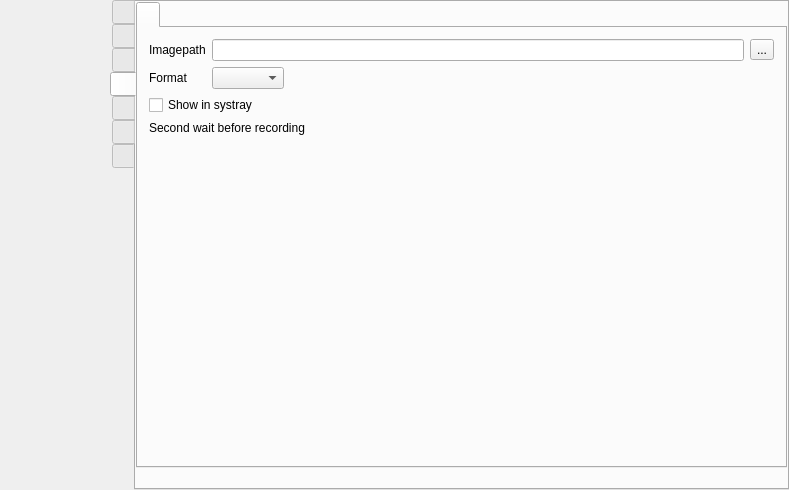
Qt form src/formMainWindow.ui (vkohaupt/vokoscreenNG) before a commit.
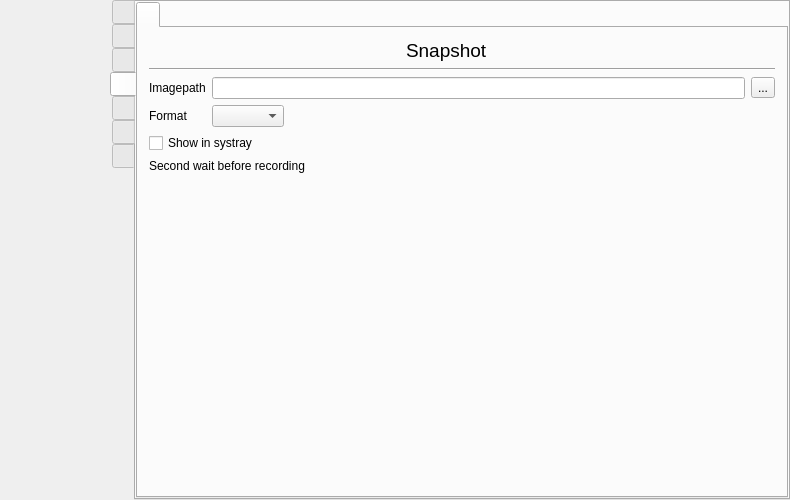
The same form after that commit. The open tabs and pages were chosen to show the change. Icons and pictures are not drawn.

What changed in the file:
```diff
--- a/src/formMainWindow.ui
+++ b/src/formMainWindow.ui
@@ -6,8 +6,8 @@
    <rect>
     <x>0</x>
     <y>0</y>
-    <width>789</width>
-    <height>490</height>
+    <width>790</width>
+    <height>500</height>
    </rect>
   </property>
   <property name="windowTitle">
@@ -4028,14 +4028,14 @@
              <layout class="QVBoxLayout" name="verticalLayout_37">
               <item>
                <layout class="QGridLayout" name="gridLayout_10">
-                <item row="0" column="2">
-                 <widget class="QToolButton" name="toolButtonSnapshotImagePath">
+                <item row="4" column="0" colspan="2">
+                 <widget class="QCheckBox" name="checkBoxSnapshotShowBallonInSystray">
                   <property name="text">
-                   <string notr="true">...</string>
+                   <string>Show in systray</string>
                   </property>
                  </widget>
                 </item>
-                <item row="4" column="1">
+                <item row="6" column="1">
                  <spacer name="verticalSpacer">
                   <property name="orientation">
                    <enum>Qt::Vertical</enum>
@@ -4051,32 +4051,40 @@
                   </property>
                  </spacer>
                 </item>
-                <item row="0" column="1">
-                 <widget class="QLineEdit" name="lineEditSnapshotImagePath">
-                  <property name="readOnly">
-                   <bool>true</bool>
+                <item row="0" column="0" colspan="2" alignment="Qt::AlignHCenter">
+                 <widget class="QLabel" name="label_60">
+                  <property name="font">
+                   <font>
+                    <pointsize>14</pointsize>
+                   </font>
                   </property>
-                 </widget>
-                </item>
-                <item row="3" column="0" colspan="2">
-                 <layout class="QHBoxLayout" name="horizontalLayout_59">
-                  <item>
-                   <widget class="QLabel" name="label_59">
                     <property name="text">
-                     <string>Second wait before recording</string>
+                   <string notr="true">Snapshot</string>
                     </property>
                    </widget>
                   </item>
-                 </layout>
-                </item>
-                <item row="0" column="0">
+                <item row="2" column="0">
                  <widget class="QLabel" name="label_56">
                   <property name="text">
                    <string>Imagepath</string>
                   </property>
                  </widget>
                 </item>
-                <item row="1" column="1">
+                <item row="2" column="2">
+                 <widget class="QToolButton" name="toolButtonSnapshotImagePath">
+                  <property name="text">
+                   <string notr="true">...</string>
+                  </property>
+                 </widget>
+                </item>
+                <item row="2" column="1">
+                 <widget class="QLineEdit" name="lineEditSnapshotImagePath">
+                  <property name="readOnly">
+                   <bool>true</bool>
+                  </property>
+                 </widget>
+                </item>
+                <item row="3" column="1">
                  <layout class="QHBoxLayout" name="horizontalLayout_44">
                   <item>
                    <widget class="QComboBox" name="comboBoxSnapshotImageFormats"/>
@@ -4096,17 +4104,28 @@
                   </item>
                  </layout>
                 </item>
-                <item row="1" column="0">
+                <item row="3" column="0">
                  <widget class="QLabel" name="label_57">
                   <property name="text">
                    <string>Format</string>
                   </property>
                  </widget>
                 </item>
-                <item row="2" column="0" colspan="2">
-                 <widget class="QCheckBox" name="checkBoxSnapshotShowBallonInSystray">
+                <item row="5" column="0" colspan="2">
+                 <layout class="QHBoxLayout" name="horizontalLayout_59">
+                  <item>
+                   <widget class="QLabel" name="label_59">
                   <property name="text">
-                   <string>Show in systray</string>
+                     <string>Second wait before recording</string>
+                    </property>
+                   </widget>
+                  </item>
+                 </layout>
+                </item>
+                <item row="1" column="0" colspan="3">
+                 <widget class="Line" name="line_2">
+                  <property name="orientation">
+                   <enum>Qt::Horizontal</enum>
                   </property>
                  </widget>
                 </item>
@@ -4129,23 +4148,6 @@
             </widget>
            </widget>
           </item>
-          <item>
-           <layout class="QHBoxLayout" name="horizontalLayout_60">
-            <item>
-             <spacer name="horizontalSpacer_31">
-              <property name="orientation">
-               <enum>Qt::Horizontal</enum>
-              </property>
-              <property name="sizeHint" stdset="0">
-               <size>
-                <width>40</width>
-                <height>20</height>
-               </size>
-              </property>
-             </spacer>
-            </item>
-           </layout>
-          </item>
          </layout>
         </item>
        </layout>
```
Left out of the diff: 4 changed lines with no effect on the pictures. Lines whose indentation alone changed are shown as unchanged.
